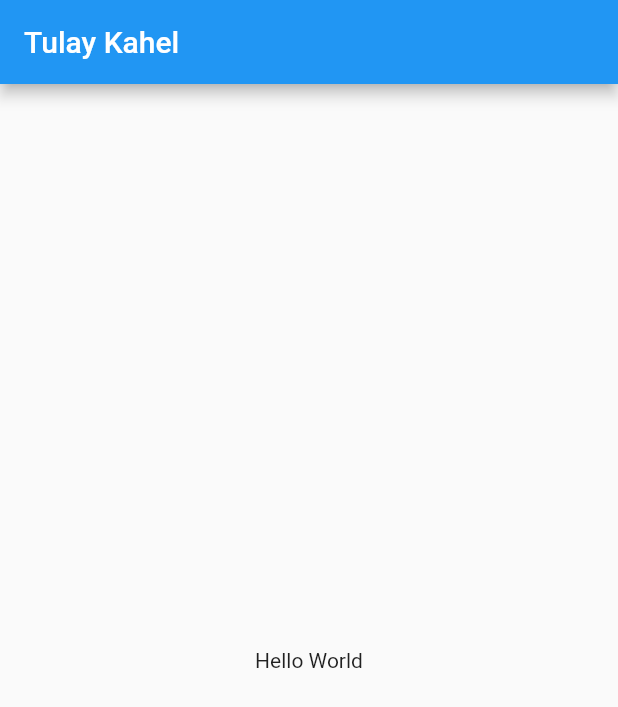
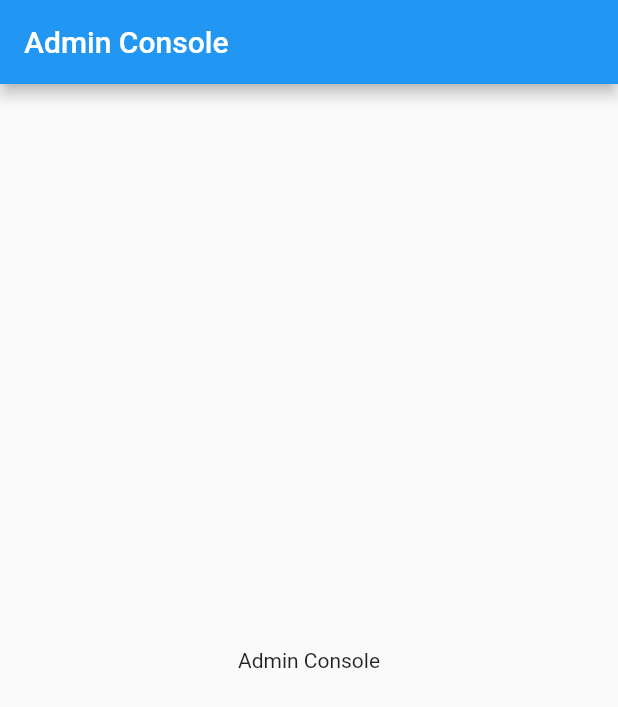
Before and after one commit to Tulay-Kahel/Tulay-Kahel-Project, a Flutter app: the screen it shows after launch, on a phone screen of 412 x 824 dp. Shown: the top 707 px of the screen. Run offline on Flutter 3.47's test engine with Material 2 defaults, Android fonts, the phone set to English and light mode, and no system bars; statements that could not run were skipped.

Commit message:
Initialized Routes and Pages Content

```diff
--- a/TK_webApp/tk_webapp/lib/app.dart
+++ b/TK_webApp/tk_webapp/lib/app.dart
@@ -1,21 +1,26 @@
 import 'package:flutter/material.dart';
+import 'package:tk_webapp/pages/admin_console.dart';
+import 'package:tk_webapp/pages/admin_login.dart';
+import 'package:tk_webapp/pages/admin_reg.dart';
+import 'package:tk_webapp/pages/home.dart';
+import 'package:tk_webapp/pages/report_case.dart';
 
 class TulayKahel extends StatelessWidget {
   @override
   Widget build(BuildContext context) {
     return MaterialApp(
-      title: 'Tulay Kahel',
-      theme: ThemeData(
-        primarySwatch: Colors.blue,
-      ),
-      home: Scaffold(
-        appBar: AppBar(
-          title: Text('Tulay Kahel'),
-        ),
-        body: Center(
-          child: Text('Hello World'),
-        ),
-      ),
+      title: "Tulay Kahel",
+      theme: _TulayKahelTheme,
+      // NOTE: Initial Route will be changed to the current working page
+      // But for deployment, it will be the route to home.
+      initialRoute: '/console',
+      routes: {
+        '/console': (context) => AdminConsole(),
+        '/login': (context) => AdminLogin(),
+        '/register': (context) => AdminReg(),
+        '/home': (context) => Home(),
+        '/report': (context) => ReportCase(),
+      },
     );
   }
 }
--- a/TK_webApp/tk_webapp/lib/pages/admin_console.dart
+++ b/TK_webApp/tk_webapp/lib/pages/admin_console.dart
@@ -0,0 +1,15 @@
+import 'package:flutter/material.dart';
+
+class AdminConsole extends StatelessWidget {
+  @override
+  Widget build(BuildContext context) {
+    return Scaffold(
+      appBar: AppBar(
+        title: const Text("Admin Console"),
+      ),
+      body: const Center(
+        child: Text("Admin Console"),
+      ),
+    );
+  }
+}
--- a/TK_webApp/tk_webapp/lib/pages/admin_login.dart
+++ b/TK_webApp/tk_webapp/lib/pages/admin_login.dart
@@ -0,0 +1,15 @@
+import 'package:flutter/material.dart';
+
+class AdminLogin extends StatelessWidget {
+  @override
+  Widget build(BuildContext context) {
+    return Scaffold(
+      appBar: AppBar(
+        title: const Text("Admin Login"),
+      ),
+      body: const Center(
+        child: Text("Admin Login"),
+      ),
+    );
+  }
+}
--- a/TK_webApp/tk_webapp/lib/pages/admin_reg.dart
+++ b/TK_webApp/tk_webapp/lib/pages/admin_reg.dart
@@ -0,0 +1,15 @@
+import 'package:flutter/material.dart';
+
+class AdminReg extends StatelessWidget {
+  @override
+  Widget build(BuildContext context) {
+    return Scaffold(
+      appBar: AppBar(
+        title: const Text("Admin Registration"),
+      ),
+      body: const Center(
+        child: Text("Admin Registration"),
+      ),
+    );
+  }
+}
--- a/TK_webApp/tk_webapp/lib/pages/home.dart
+++ b/TK_webApp/tk_webapp/lib/pages/home.dart
@@ -0,0 +1,15 @@
+import 'package:flutter/material.dart';
+
+class Home extends StatelessWidget {
+  @override
+  Widget build(BuildContext context) {
+    return Scaffold(
+      appBar: AppBar(
+        title: const Text("Admin Registration"),
+      ),
+      body: const Center(
+        child: Text("Admin Registration"),
+      ),
+    );
+  }
+}
```
Also changed, not shown: TK_webApp/tk_webapp/lib/pages/report_case.dart (+15 -0 lines).
